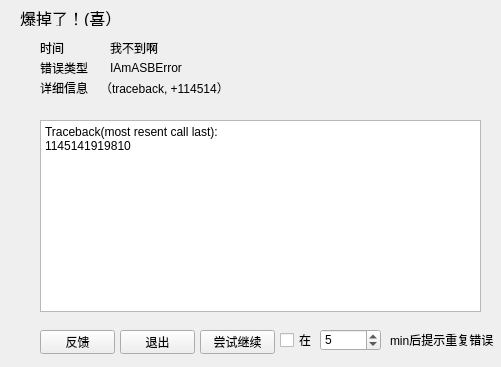
First picture: the form in widgets/templates/ExceptionHandler.ui, repository baiyao105/Class-Manager, before the edit.
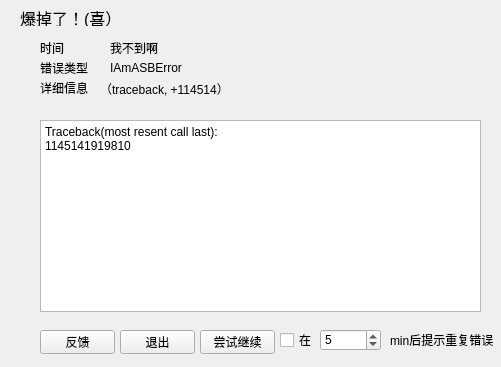
Second picture: the form after the edit.

Patch:
```diff
--- a/widgets/templates/ExceptionHandler.ui
+++ b/widgets/templates/ExceptionHandler.ui
@@ -100,12 +100,15 @@
      <x>100</x>
      <y>80</y>
      <width>341</width>
-     <height>16</height>
+     <height>31</height>
     </rect>
    </property>
    <property name="text">
     <string>（traceback, +114514）</string>
    </property>
+   <property name="alignment">
+    <set>Qt::AlignmentFlag::AlignLeading|Qt::AlignmentFlag::AlignLeft|Qt::AlignmentFlag::AlignTop</set>
+   </property>
   </widget>
   <widget class="QLabel" name="label_6">
    <property name="geometry">
```
